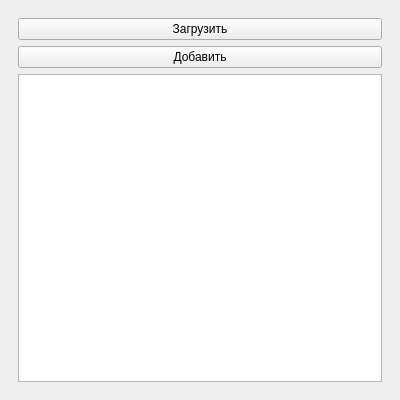
Above: ui/mainwindow.ui from Rulemore/221_329_Safronov before the change. Below: the same form after it.
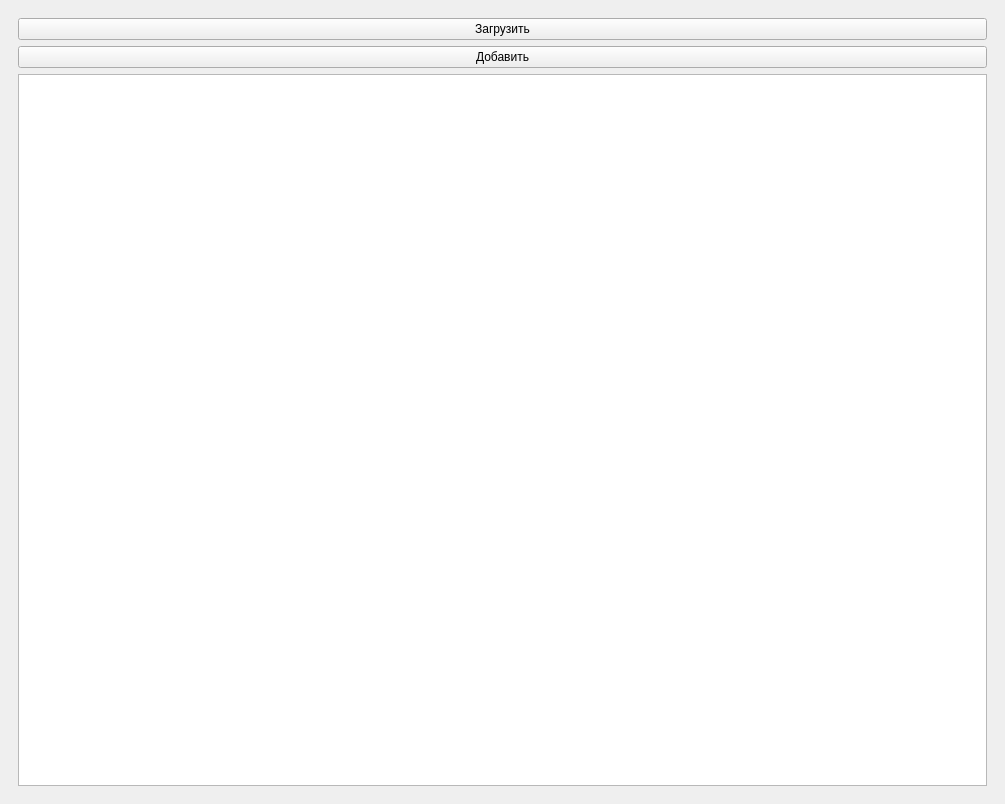
That is the form after the change.

What changed in the file:
```diff
--- a/ui/mainwindow.ui
+++ b/ui/mainwindow.ui
@@ -6,8 +6,8 @@
             <rect>
                 <x>0</x>
                 <y>0</y>
-                <width>400</width>
-                <height>400</height>
+    <width>1005</width>
+    <height>804</height>
             </rect>
         </property>
         <property name="windowTitle">
@@ -38,7 +38,7 @@
                                         <item>
                                             <layout class="QVBoxLayout" name="verticalTrxTableLayout">
                                                 <item>
-                                                    <widget class="QTableWidget" name="trxTable"/>
+             <widget class="QPlainTextEdit" name="plainTextEdit"/>
                                                 </item>
                                             </layout>
                                         </item>
```
Lines whose indentation alone changed are shown as unchanged.
